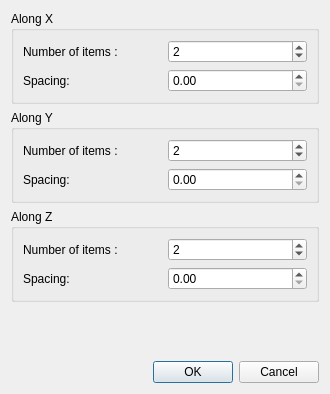
Old version of the form Polyhedron/demo/Polyhedron/Plugins/PCA/MeshOnGrid_dialog.ui in the repository CGAL/cgal.
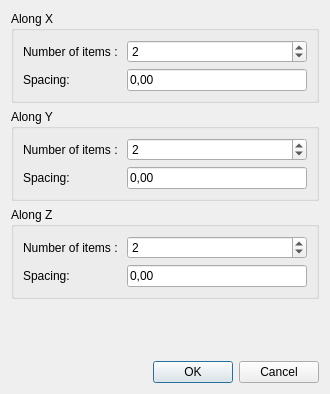
New version of the form. Custom widgets are drawn as their Qt base class.

```diff
--- a/Polyhedron/demo/Polyhedron/Plugins/PCA/MeshOnGrid_dialog.ui
+++ b/Polyhedron/demo/Polyhedron/Plugins/PCA/MeshOnGrid_dialog.ui
@@ -26,13 +26,6 @@
       <string>Along X</string>
      </property>
      <layout class="QGridLayout" name="gridLayout_2">
-      <item row="1" column="1">
-       <widget class="QDoubleSpinBox" name="x_space_doubleSpinBox">
-        <property name="maximum">
-         <double>99999999999999999475366575191804932315794610450682175621941694731908308538307845136842752.000000000000000</double>
-        </property>
-       </widget>
-      </item>
       <item row="1" column="0">
        <widget class="QLabel" name="label_4">
         <property name="text">
@@ -57,6 +50,13 @@
         </property>
        </widget>
       </item>
+      <item row="1" column="1">
+       <widget class="DoubleEdit" name="x_space_doubleSpinBox">
+        <property name="text">
+         <string>0,00</string>
+        </property>
+       </widget>
+      </item>
      </layout>
     </widget>
    </item>
@@ -66,13 +66,6 @@
       <string>Along Y</string>
      </property>
      <layout class="QGridLayout" name="gridLayout_3">
-      <item row="1" column="1">
-       <widget class="QDoubleSpinBox" name="y_space_doubleSpinBox">
-        <property name="maximum">
-         <double>99999999999999999475366575191804932315794610450682175621941694731908308538307845136842752.000000000000000</double>
-        </property>
-       </widget>
-      </item>
       <item row="1" column="0">
        <widget class="QLabel" name="label_5">
         <property name="text">
@@ -97,6 +90,13 @@
         </property>
        </widget>
       </item>
+      <item row="1" column="1">
+       <widget class="DoubleEdit" name="y_space_doubleSpinBox">
+        <property name="text">
+         <string>0,00</string>
+        </property>
+       </widget>
+      </item>
      </layout>
     </widget>
    </item>
@@ -106,13 +106,6 @@
       <string>Along Z</string>
      </property>
      <layout class="QGridLayout" name="gridLayout">
-      <item row="1" column="1">
-       <widget class="QDoubleSpinBox" name="z_space_doubleSpinBox">
-        <property name="maximum">
-         <double>99999999999999999475366575191804932315794610450682175621941694731908308538307845136842752.000000000000000</double>
-        </property>
-       </widget>
-      </item>
       <item row="0" column="0">
        <widget class="QLabel" name="label_3">
         <property name="text">
@@ -137,6 +130,13 @@
         </property>
        </widget>
       </item>
+      <item row="1" column="1">
+       <widget class="DoubleEdit" name="z_space_doubleSpinBox">
+        <property name="text">
+         <string>0,00</string>
+        </property>
+       </widget>
+      </item>
      </layout>
     </widget>
    </item>
@@ -165,6 +165,13 @@
    </item>
   </layout>
  </widget>
+ <customwidgets>
+  <customwidget>
+   <class>DoubleEdit</class>
+   <extends>QLineEdit</extends>
+   <header>CGAL_double_edit.h</header>
+  </customwidget>
+ </customwidgets>
  <resources/>
  <connections>
   <connection>
```
